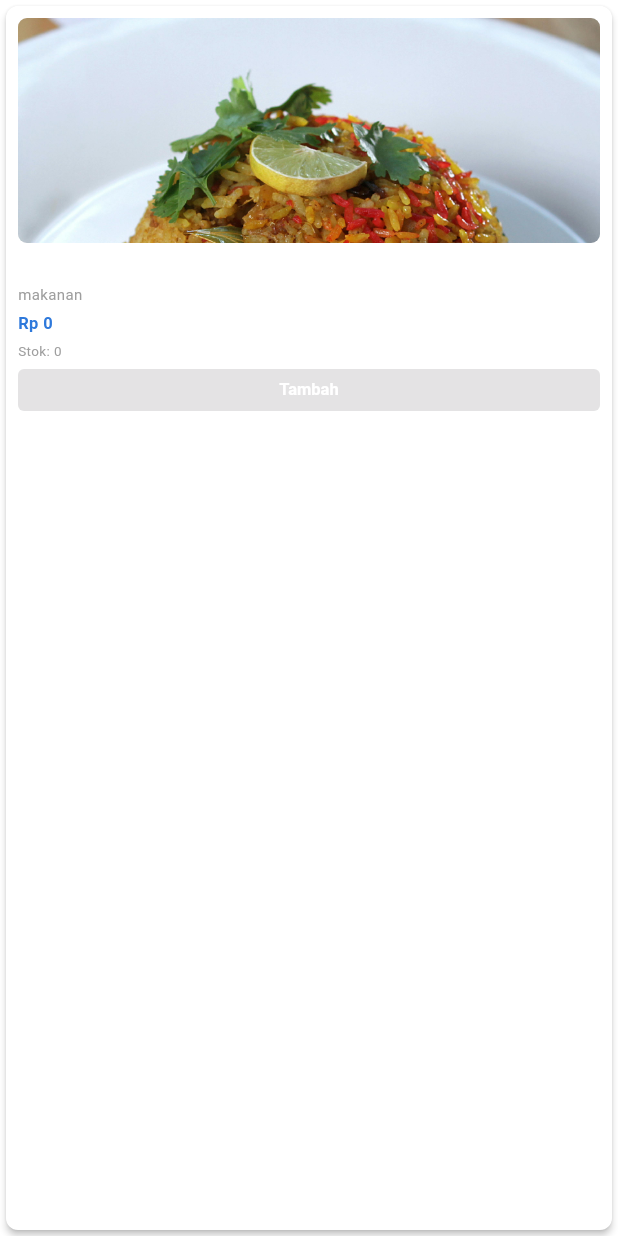
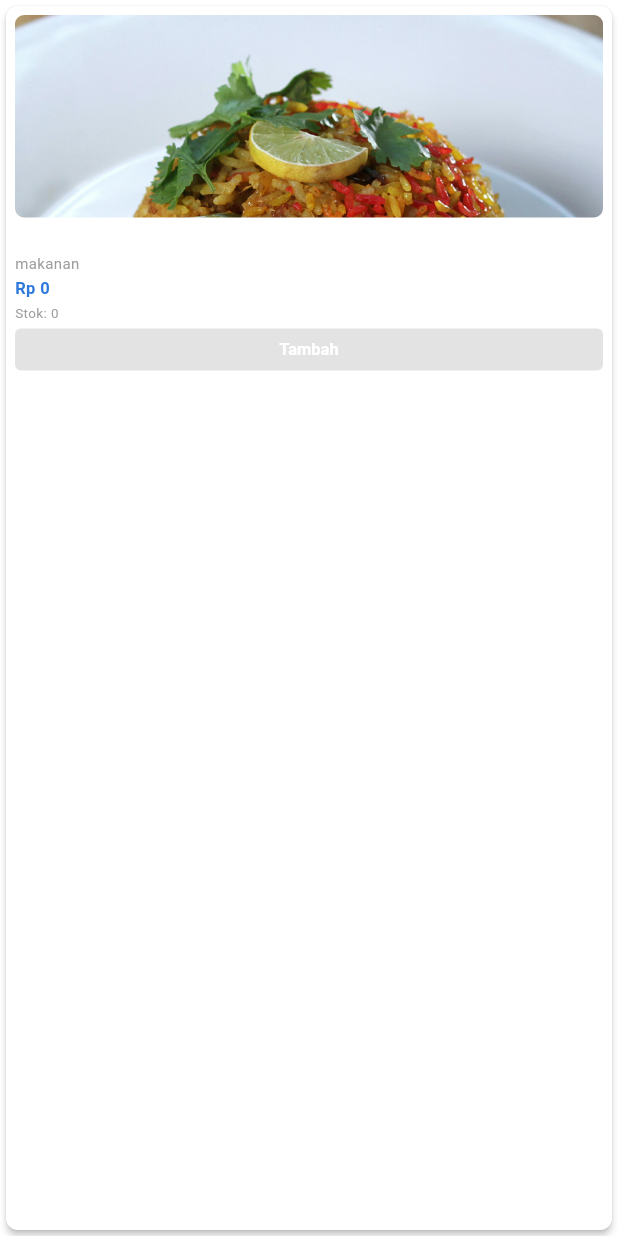
Before and after one commit to Ghofur102/smart_kantin, a Flutter app: the ProductCard widget shown alone on an empty page, opened directly with empty values, on a phone screen of 412 x 824 dp. Run offline on Flutter 3.47's test engine with Material 3 defaults, Android fonts, the phone set to English and light mode, and no system bars; our stand-ins replace cloud_firestore, firebase_core; accounts and stored records are empty.

Commit message:
memperbaiki foto produk

```diff
--- a/lib/widgets/product_card.dart
+++ b/lib/widgets/product_card.dart
@@ -18,18 +18,14 @@ class ProductCard extends StatelessWidget {
       elevation: 2,
       shape: RoundedRectangleBorder(borderRadius: BorderRadius.circular(8)),
       child: Padding(
-        padding: const EdgeInsets.all(8),
+        padding: const EdgeInsets.all(6),
         child: Column(
           crossAxisAlignment: CrossAxisAlignment.start,
           children: [
             // Product Image
-            Container(
+            SizedBox(
               width: double.infinity,
-              height: 150,
-              decoration: BoxDecoration(
-                color: Colors.grey[200],
-                borderRadius: BorderRadius.circular(6),
-              ),
+              height: 135,
               child: ClipRRect(
                 borderRadius: BorderRadius.circular(6),
                 child: Image.asset(
@@ -45,23 +41,28 @@ class ProductCard extends StatelessWidget {
                 ),
               ),
             ),
-            const SizedBox(height: 6),
+            const SizedBox(height: 4),
 
             // Product Name
-            Text(
-              product.name,
-              style: const TextStyle(fontSize: 12, fontWeight: FontWeight.bold),
-              maxLines: 2,
-              overflow: TextOverflow.ellipsis,
+            Flexible(
+              child: Text(
+                product.name,
+                style: const TextStyle(
+                  fontSize: 12,
+                  fontWeight: FontWeight.bold,
+                ),
+                maxLines: 2,
+                overflow: TextOverflow.ellipsis,
+              ),
             ),
-            const SizedBox(height: 4),
+            const SizedBox(height: 2),
 
             // Category
             Text(
               product.category.name,
               style: const TextStyle(fontSize: 10, color: Colors.grey),
             ),
-            const SizedBox(height: 4),
+            const SizedBox(height: 2),
 
             // Price
             Text(
@@ -72,14 +73,14 @@ class ProductCard extends StatelessWidget {
                 color: AppColors.primary,
               ),
             ),
-            const SizedBox(height: 4),
+            const SizedBox(height: 2),
 
             // Stock Info
             Text(
               'Stok: ${product.stock}',
               style: const TextStyle(fontSize: 9, color: Colors.grey),
             ),
-            const SizedBox(height: 6),
+            const SizedBox(height: 4),
 
             // Add to Cart Button
             SizedBox(
```
